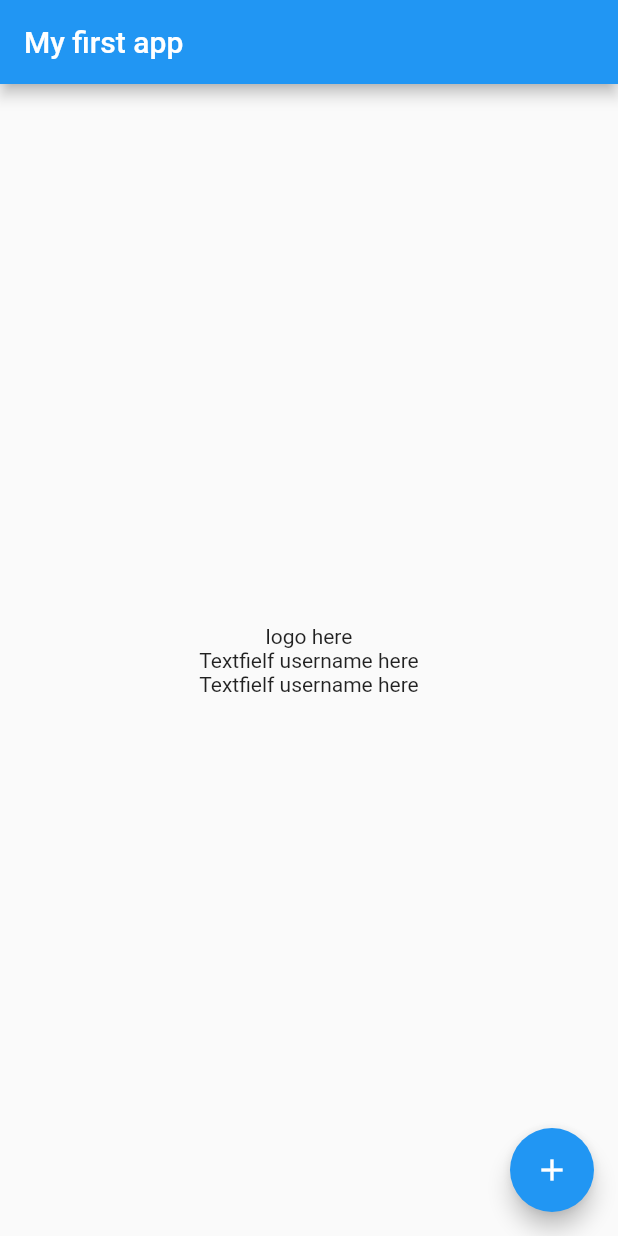
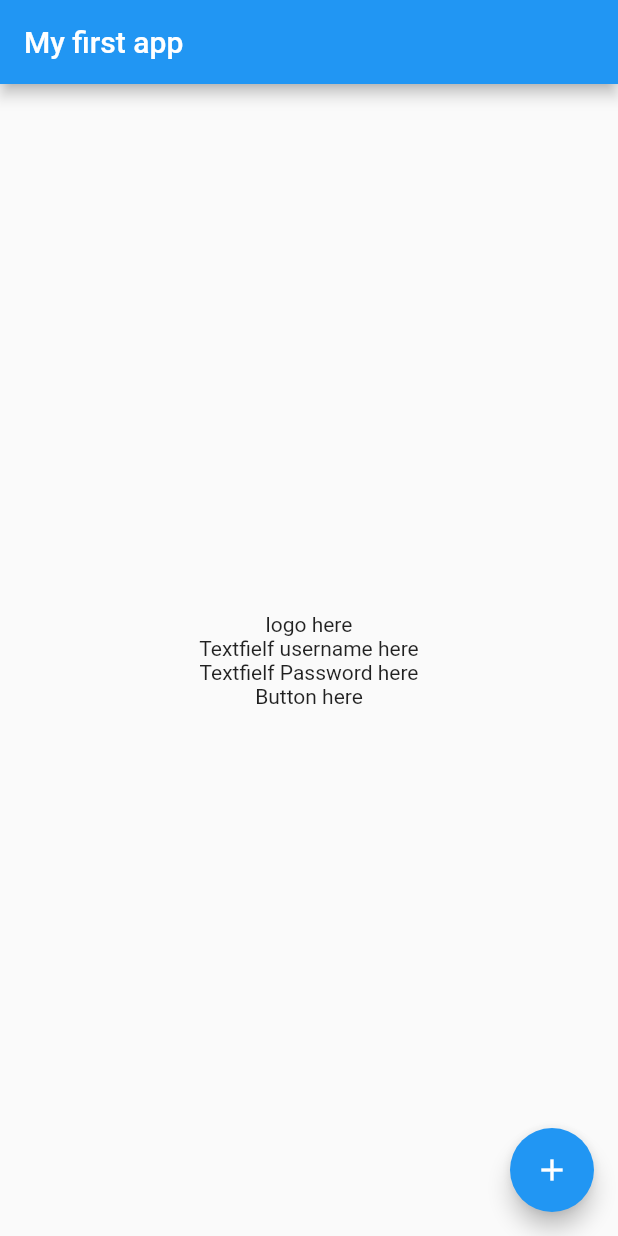
Before and after one commit to aduquet/flutterAPP, a Flutter app: the screen it shows after launch, on a phone screen of 412 x 824 dp. Run offline on Flutter 3.47's test engine with Material 2 defaults, Android fonts, the light colour scheme and no system bars.

```diff
--- a/flutter_application_1/lib/main.dart
+++ b/flutter_application_1/lib/main.dart
@@ -47,7 +47,8 @@ class _MyHomePageState extends State<MyHomePage> {
           children: <Widget>[
             Text("logo here"),
             Text("Textfielf username here"),
-                      Text("Textfielf username here"),
+            Text("Textfielf Password here"),
+            Text('Button here'),
           ],
         ),
       ),
--- a/flutter_application_1/pubspec.yaml
+++ b/flutter_application_1/pubspec.yaml
@@ -44,6 +44,9 @@ flutter:
   # the material Icons class.
   uses-material-design: true
 
+  assets:
+    - assets/logo.jpg
+
   # To add assets to your application, add an assets section, like this:
   # assets:
   #   - images/a_dot_burr.jpeg
```
